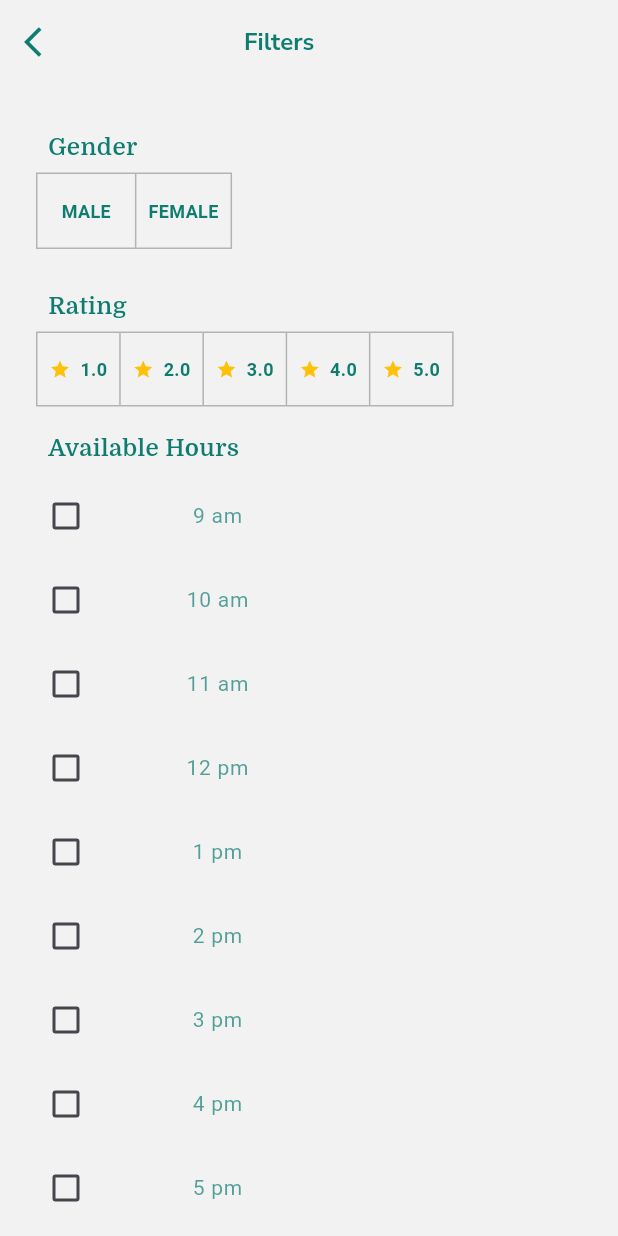
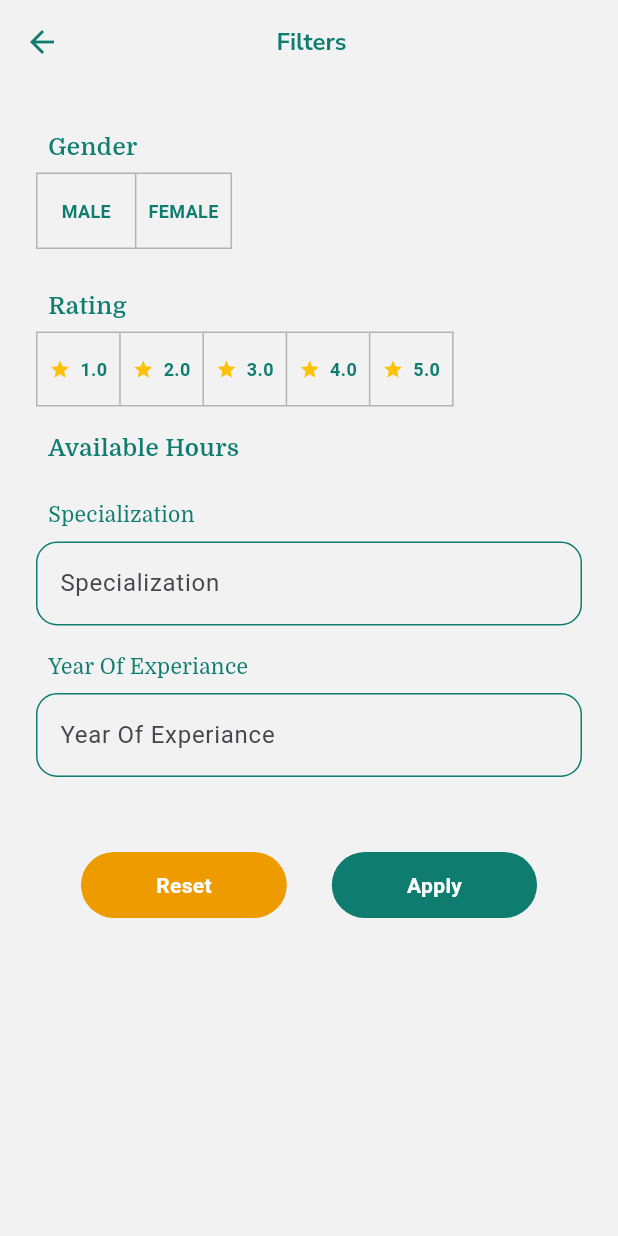
Before and after one commit to RokayaFawzy/tameit, a Flutter app: the FiltersScreen screen opened by its route, on a phone screen of 412 x 824 dp. Run offline on Flutter 3.47's test engine with Material 3 defaults, Android fonts, the phone set to English and light mode, and no system bars; our stand-ins replace cached_network_image, expandable_text, flutter_feather_icons, flutter_rating_bar, google_fonts, image_picker and 3 more; missing offline and left inert: flutter_verification_code; accounts and stored records are empty.

Commit message:
edit( Admain add and edit doctor) anf filter page

```diff
--- a/tame_it/lib/Screens/navbar_Root_Screens/branch_Screens/filter_Page.dart
+++ b/tame_it/lib/Screens/navbar_Root_Screens/branch_Screens/filter_Page.dart
@@ -3,6 +3,8 @@ import 'package:tame_it/widgets/Toggle_rating.dart';
 import 'package:tame_it/widgets/toggle_gender.dart';
 import 'package:tame_it/widgets/toggle_hours_checkbox.dart';
 import 'package:tame_it/values/values.dart';
+
+import '../../../widgets/custom_text_form_field.dart';
 // import 'package:intl/intl.dart';
 
 class FiltersScreen extends StatefulWidget {
@@ -22,7 +24,7 @@ class _FiltersScreenState extends State<FiltersScreen> {
       backgroundColor: AppColors.whiteShade3,
       appBar: AppBar(
           title: const Text(
-            '                     Filters',
+            '                          Filters',
             textAlign: TextAlign.center,
             style: TextStyle(
               color: AppColors.deepsea,
@@ -33,12 +35,6 @@ class _FiltersScreenState extends State<FiltersScreen> {
             ),
           ),
           shadowColor: Colors.white,
-          leading: IconButton(
-            icon: const Icon(Icons.arrow_back_ios),
-            onPressed: () {
-              Navigator.of(context).pop();
-            },
-          ),
           elevation: 0,
           backgroundColor: Colors.transparent,
           iconTheme: const IconThemeData(color: AppColors.deepsea)),
@@ -121,8 +117,51 @@ class _FiltersScreenState extends State<FiltersScreen> {
               //     },
               //   ),
               // ),
-
-              AvailableHoursCheckbox(),
+              const SizedBox(
+                height: 9,
+              ),
+              Padding(
+                padding: const EdgeInsets.all(8.0),
+                child: Text(
+                  'Specialization',
+                  style: TextStyle(
+                    color: AppColors.deepsea,
+                    fontFamily: "Domine",
+                  ),
+                ),
+              ),
+              CustomTextFormField(
+                hintText: 'Specialization',
+                enabledBorder: Borders.customOutlineInputBorder(
+                  color: AppColors.deepsea,
+                ),
+                focusedBorder: Borders.customUnderlineInputBorder(
+                  color: AppColors.orange,
+                ),
+              ),
+              const SizedBox(
+                height: 9,
+              ),
+              Padding(
+                padding: const EdgeInsets.all(8.0),
+                child: Text(
+                  'Year Of Experiance',
+                  style: TextStyle(
+                    color: AppColors.deepsea,
+                    fontFamily: "Domine",
+                  ),
+                ),
+              ),
+              CustomTextFormField(
+                hintText: 'Year Of Experiance',
+                enabledBorder: Borders.customOutlineInputBorder(
+                  color: AppColors.deepsea,
+                ),
+                focusedBorder: Borders.customUnderlineInputBorder(
+                  color: AppColors.orange,
+                ),
+              ),
+              // AvailableHoursCheckbox(),
               SizedBox(height: 50),
               Row(
                 mainAxisAlignment: MainAxisAlignment.spaceEvenly,
```
Also changed, not shown: tame_it/lib/AdminScreens/doctor/add_Doctor_Admain.dart (+89 -42 lines), tame_it/lib/AdminScreens/doctor/edit_Doctor_Admain.dart (+91 -43 lines), tame_it/lib/main.dart (+6 -6 lines).
